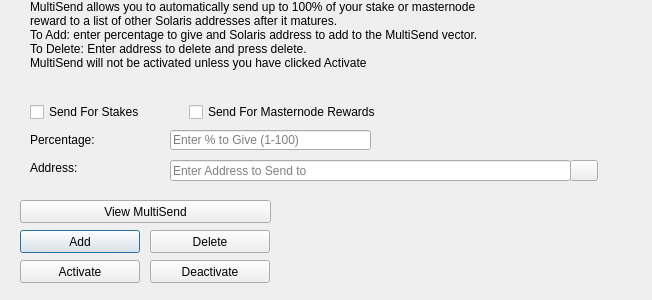
First picture: the form in src/qt/forms/multisenddialog.ui, repository listedlinked/superbee, before the edit.
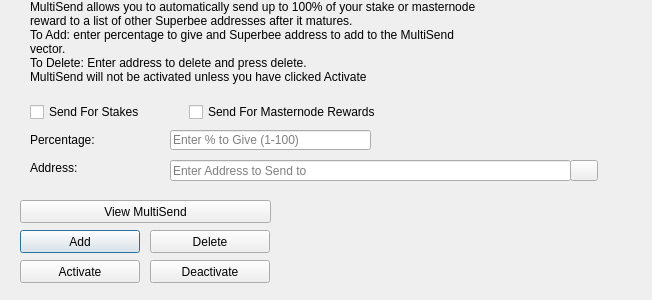
Second picture: the form after the edit. Icons and pictures are not drawn.

Patch:
```diff
--- a/src/qt/forms/multisenddialog.ui
+++ b/src/qt/forms/multisenddialog.ui
@@ -61,8 +61,8 @@
     <number>1</number>
    </property>
    <property name="text">
-    <string>MultiSend allows you to automatically send up to 100% of your stake or masternode reward to a list of other Solaris addresses after it matures.
-To Add: enter percentage to give and Solaris address to add to the MultiSend vector.
+    <string>MultiSend allows you to automatically send up to 100% of your stake or masternode reward to a list of other Superbee addresses after it matures.
+To Add: enter percentage to give and Superbee address to add to the MultiSend vector.
 To Delete: Enter address to delete and press delete.
 MultiSend will not be activated unless you have clicked Activate</string>
    </property>
```
Left out of the diff: 4 changed lines with no effect on the pictures.
